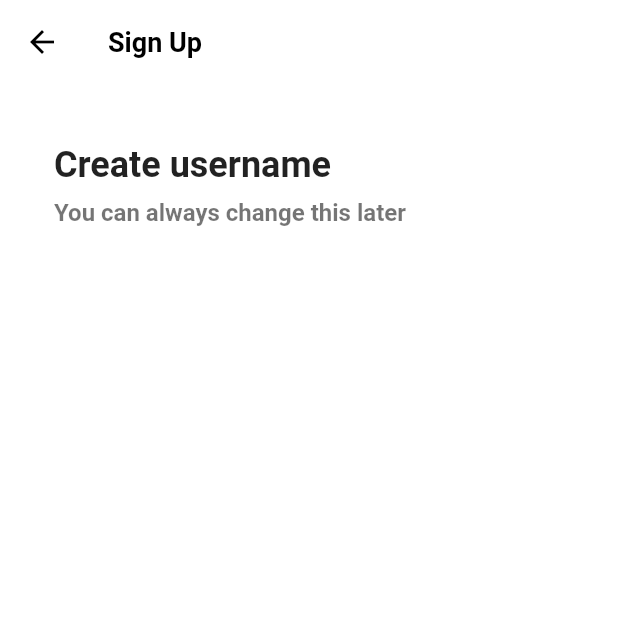
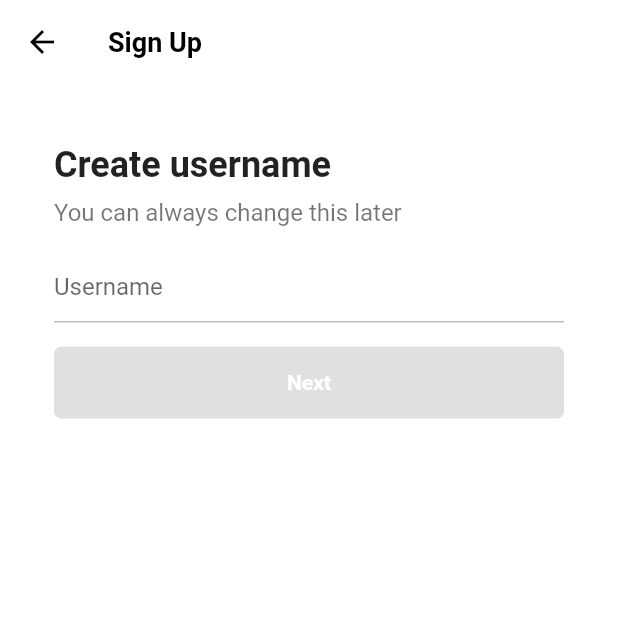
Before and after one commit to thekuhn37/flutter_tiktok_clone, a Flutter app: the screen it shows after launch, after a tap on "Use email & password", on a phone screen of 412 x 824 dp, the top half of it. Run offline on Flutter 3.47's test engine with Material 2 defaults, Android fonts, the phone set to English and light mode, and no system bars; our stand-ins replace font_awesome_flutter.

Commit message:
4.4Username Screen

```diff
--- a/lib/features/authenfication/email_screen.dart
+++ /dev/null
@@ -1,45 +0,0 @@
-import 'package:flutter/material.dart';
-import 'package:tiktok_clone/constants/gaps.dart';
-import 'package:tiktok_clone/constants/sizes.dart';
-
-class EmailScreen extends StatelessWidget {
-  const EmailScreen({super.key});
-
-  @override
-  Widget build(BuildContext context) {
-    return Scaffold(
-      appBar: AppBar(
-        title: const Text(
-          "Sign Up",
-        ),
-      ),
-      body: const Padding(
-        padding: EdgeInsets.symmetric(
-          horizontal: 36,
-        ),
-        child: Column(
-          crossAxisAlignment: CrossAxisAlignment.start,
-          children: [
-            Gaps.v40,
-            Text(
-              "Create username",
-              style: TextStyle(
-                fontSize: Sizes.size24,
-                fontWeight: FontWeight.w700,
-              ),
-            ),
-            Gaps.v8,
-            Text(
-              "You can always change this later",
-              style: TextStyle(
-                fontSize: Sizes.size16,
-                color: Colors.black54,
-                fontWeight: FontWeight.w600,
-              ),
-            ),
-          ],
-        ),
-      ),
-    );
-  }
-}
--- a/lib/features/authenfication/sign_up_screen.dart
+++ b/lib/features/authenfication/sign_up_screen.dart
@@ -2,7 +2,7 @@ import 'package:flutter/material.dart';
 import 'package:font_awesome_flutter/font_awesome_flutter.dart';
 import 'package:tiktok_clone/constants/gaps.dart';
 import 'package:tiktok_clone/constants/sizes.dart';
-import 'package:tiktok_clone/features/authenfication/email_screen.dart';
+import 'package:tiktok_clone/features/authenfication/usesrname_screen.dart';
 import 'package:tiktok_clone/features/authenfication/login_screen.dart';
 import 'package:tiktok_clone/features/widgets/auth_button.dart';
 
@@ -20,7 +20,7 @@ class SignUpScreen extends StatelessWidget {
   void _onEmailTap(BuildContext context) {
     Navigator.of(context).push(
       MaterialPageRoute(
-        builder: (context) => const EmailScreen(),
+        builder: (context) => const UsernameScreen(),
       ),
     );
   }
@@ -49,13 +49,10 @@ class SignUpScreen extends StatelessWidget {
                 textAlign: TextAlign.center,
               ),
               Gaps.v40,
-              GestureDetector(
-                onTap: () => _onEmailTap(context),
-                child: AuthButton(
-                  icon: const FaIcon(FontAwesomeIcons.user),
-                  text: "Use email & password",
-                  ontapfunction: _onEmailTap,
-                ),
+              AuthButton(
+                icon: const FaIcon(FontAwesomeIcons.user),
+                text: "Use email & password",
+                ontapfunction: _onEmailTap,
               ),
               Gaps.v16,
               AuthButton(
--- /dev/null
+++ b/lib/features/authenfication/usesrname_screen.dart
@@ -0,0 +1,107 @@
+import 'package:flutter/material.dart';
+import 'package:tiktok_clone/constants/gaps.dart';
+import 'package:tiktok_clone/constants/sizes.dart';
+
+class UsernameScreen extends StatefulWidget {
+  const UsernameScreen({super.key});
+
+  @override
+  State<UsernameScreen> createState() => _UsernameScreenState();
+}
+
+class _UsernameScreenState extends State<UsernameScreen> {
+  final TextEditingController _usernameController = TextEditingController();
+
+  String _username = "";
+
+  @override
+  void initState() {
+    super.initState();
+
+    _usernameController.addListener(() {
+      setState(() {
+        _username = _usernameController.text;
+      });
+    });
+  }
+
+  @override
+  Widget build(BuildContext context) {
+    return Scaffold(
+      appBar: AppBar(
+        title: const Text(
+          "Sign Up",
+        ),
+      ),
+      body: Padding(
+        padding: const EdgeInsets.symmetric(
+          horizontal: 36,
+        ),
+        child: Column(
+          crossAxisAlignment: CrossAxisAlignment.start,
+          children: [
+            Gaps.v40,
+            const Text(
+              "Create username",
+              style: TextStyle(
+                fontSize: Sizes.size24,
+                fontWeight: FontWeight.w700,
+              ),
+            ),
+            Gaps.v8,
+            const Text(
+              "You can always change this later",
+              style: TextStyle(
+                fontSize: Sizes.size16,
+                color: Colors.black54,
+              ),
+            ),
+            Gaps.v16,
+            TextField(
+              controller: _usernameController,
+              decoration: InputDecoration(
+                hintText: "Username",
+                enabledBorder: UnderlineInputBorder(
+                  borderSide: BorderSide(
+                    color: Colors.grey.shade400,
+                  ),
+                ),
+                focusedBorder: UnderlineInputBorder(
+                  borderSide: BorderSide(
+                    color: Colors.grey.shade400,
+                  ),
+                ),
+              ),
+              cursorColor: Theme.of(context).primaryColor,
+            ),
+            Gaps.v16,
+            FractionallySizedBox(
+              widthFactor: 1,
+              child: AnimatedContainer(
+                padding: const EdgeInsets.symmetric(
+                  vertical: 16,
+                ),
+                decoration: BoxDecoration(
+                  borderRadius: BorderRadius.circular(Sizes.size5),
+                  color: _username.isEmpty
+                      ? Colors.grey.shade300
+                      : Theme.of(context).primaryColor,
+                  // .isEmpty ? (if)  , : (if not)
+                ),
+                duration: const Duration(milliseconds: 200),
+                child: const Text(
+                  'Next',
+                  textAlign: TextAlign.center,
+                  style: TextStyle(
+                    color: Colors.white,
+                    fontWeight: FontWeight.w600,
+                  ),
+                ),
+              ),
+            )
+          ],
+        ),
+      ),
+    );
+  }
+}
--- a/lib/features/widgets/auth_button.dart
+++ b/lib/features/widgets/auth_button.dart
@@ -1,7 +1,7 @@
 import 'package:flutter/material.dart';
 import 'package:font_awesome_flutter/font_awesome_flutter.dart';
 import 'package:tiktok_clone/constants/sizes.dart';
-import 'package:tiktok_clone/features/authenfication/email_screen.dart';
+import 'package:tiktok_clone/features/authenfication/usesrname_screen.dart';
 
 class AuthButton extends StatelessWidget {
   final String text;
@@ -20,7 +20,7 @@ class AuthButton extends StatelessWidget {
   void _onEmailTap(BuildContext context) {
     Navigator.of(context).push(
       MaterialPageRoute(
-        builder: (context) => const EmailScreen(),
+        builder: (context) => const UsernameScreen(),
       ),
     );
   }
```
Also changed, not shown: lib/features/authenfication/username_screen.dart (deleted).
